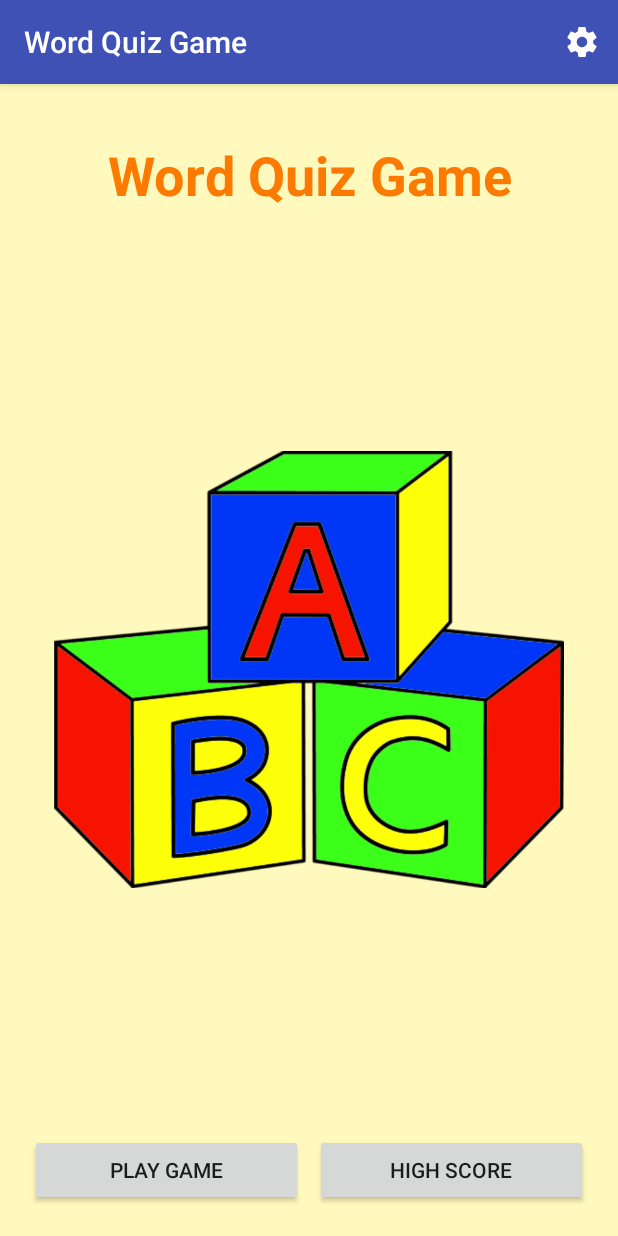
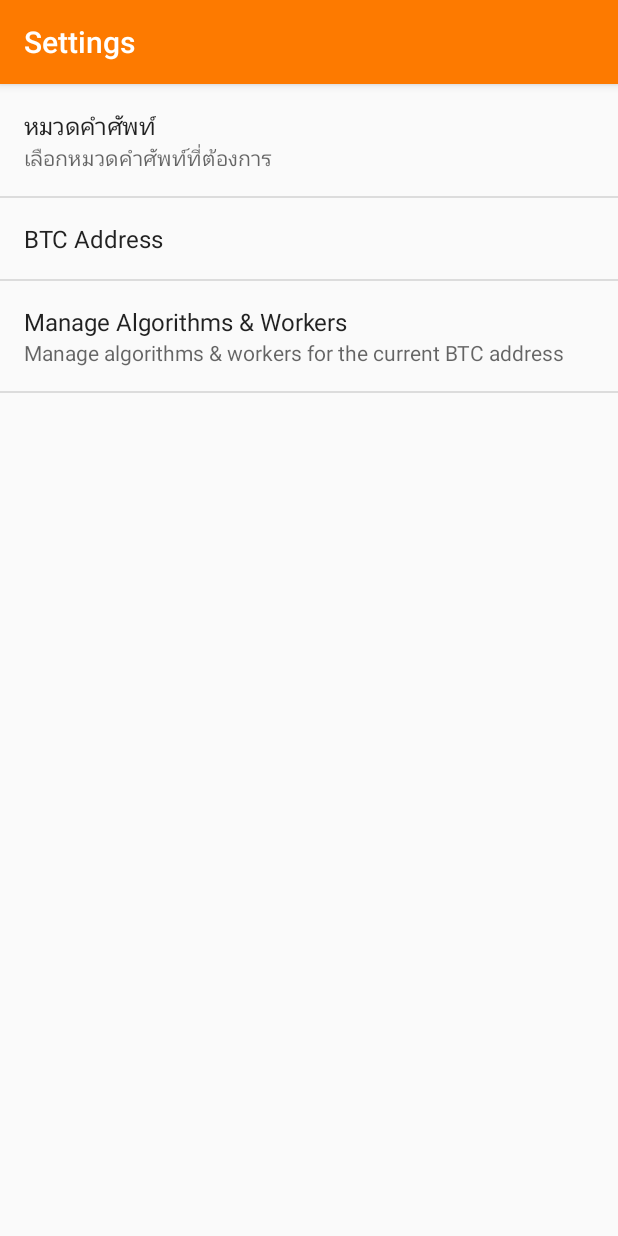
Before and after one commit to 3bugs/WordQuizGame-MVC, an Android app: the screen it shows after launch (MainActivity before the commit, SettingsActivity after it), after a tap on "Settings", on a phone screen of 412 x 824 dp. Run offline under Robolectric (Android 15) with nearby library versions, the phone set to English and light mode, and no system bars.

Commit message:
Add SettingsActivity

```diff
--- a/app/src/main/java/com/example/wordquizgame_mvc/MainActivity.java
+++ b/app/src/main/java/com/example/wordquizgame_mvc/MainActivity.java
@@ -10,6 +10,7 @@ import android.util.Log;
 import android.view.LayoutInflater;
 import android.view.Menu;
 import android.view.MenuInflater;
+import android.view.MenuItem;
 import android.view.View;
 import android.view.ViewGroup;
 import android.widget.ArrayAdapter;
@@ -187,4 +188,17 @@ public class MainActivity extends AppCompatActivity {
         inflater.inflate(R.menu.activity_main, menu);
         return true;
     }
+
+    @Override
+    public boolean onOptionsItemSelected(MenuItem item) {
+        int id = item.getItemId();
+
+        if (id == R.id.action_settings) {
+            Intent intent = new Intent(this, SettingsActivity.class);
+            startActivity(intent);
+            return true;
+        }
+
+        return super.onOptionsItemSelected(item);
+    }
 }
--- /dev/null
+++ b/app/src/main/java/com/example/wordquizgame_mvc/SettingsActivity.java
@@ -0,0 +1,25 @@
+package com.example.wordquizgame_mvc;
+
+import android.os.Bundle;
+import android.preference.PreferenceFragment;
+import android.support.v7.app.AppCompatActivity;
+
+public class SettingsActivity extends AppCompatActivity {
+
+    @Override
+    protected void onCreate(Bundle savedInstanceState) {
+        super.onCreate(savedInstanceState);
+        getFragmentManager().beginTransaction().replace(
+                android.R.id.content,
+                new SettingsFragment()
+        ).commit();
+    }
+
+    public static class SettingsFragment extends PreferenceFragment {
+        @Override
+        public void onCreate(Bundle savedInstanceState) {
+            super.onCreate(savedInstanceState);
+            addPreferencesFromResource(R.xml.settings);
+        }
+    }
+}
--- /dev/null
+++ b/app/src/main/res/values/arrays.xml
@@ -0,0 +1,24 @@
+<?xml version="1.0" encoding="utf-8"?>
+<resources>
+    <string-array name="difficulty_labels">
+        <item name="easy">@string/easy_label</item>
+        <item name="medium">@string/medium_label</item>
+        <item name="hard">@string/hard_label</item>
+    </string-array>
+
+    <string-array name="category_titles">
+        <item>Animals</item>
+        <item>Body</item>
+        <item>Colors</item>
+        <item>Numbers</item>
+        <item>Objects</item>
+    </string-array>
+
+    <string-array name="category_values">
+        <item>animals</item>
+        <item>body</item>
+        <item>colors</item>
+        <item>numbers</item>
+        <item>objects</item>
+    </string-array>
+</resources>
--- a/app/src/main/res/values/colors.xml
+++ b/app/src/main/res/values/colors.xml
@@ -1,8 +1,8 @@
 <?xml version="1.0" encoding="utf-8"?>
 <resources>
-    <color name="colorPrimary">#3F51B5</color>
-    <color name="colorPrimaryDark">#303F9F</color>
-    <color name="colorAccent">#FF4081</color>
+    <color name="colorPrimary">#fd7a00</color>
+    <color name="colorPrimaryDark">#ba6700</color>
+    <color name="colorAccent">#0080ff</color>
 
     <!--สีข้อความ title-->
     <color name="title_color">#fd7a00</color>
--- a/app/src/main/res/values/styles.xml
+++ b/app/src/main/res/values/styles.xml
@@ -6,6 +6,7 @@
         <item name="colorPrimary">@color/colorPrimary</item>
         <item name="colorPrimaryDark">@color/colorPrimaryDark</item>
         <item name="colorAccent">@color/colorAccent</item>
+        <item name="buttonStyle">@style/MyButtonStyle</item>
     </style>
 
     <style name="FullScreen" parent="@style/Theme.AppCompat.Light.NoActionBar">
--- /dev/null
+++ b/app/src/main/res/xml/settings.xml
@@ -0,0 +1,31 @@
+<?xml version="1.0" encoding="utf-8"?>
+<PreferenceScreen xmlns:android="http://schemas.android.com/apk/res/android">
+
+    <MultiSelectListPreference
+        android:defaultValue="@array/category_values"
+        android:entries="@array/category_titles"
+        android:entryValues="@array/category_values"
+        android:key="categories"
+        android:summary="เลือกหมวดคำศัพท์ที่ต้องการ"
+        android:title="หมวดคำศัพท์"/>
+
+    <!--
+        <com.promlert.bitcoinalert.view.ValidatingEditTextPreference
+            android:defaultValue="@string/default_btc_address"
+            android:key="btc_address"
+            android:summary="Please provide your BTC Address"
+            android:title="BTC Address"/>
+    -->
+
+    <Preference
+        android:key="btc_address"
+        android:title="BTC Address"/>
+
+    <Preference
+        android:key="manage_algorithms_and_workers"
+        android:summary="Manage algorithms &amp; workers for the current BTC address"
+        android:title="Manage Algorithms &amp; Workers">
+        <intent android:action="launch.settings.activity"/>
+    </Preference>
+
+</PreferenceScreen>
```
Also changed, not shown: app/src/main/AndroidManifest.xml (+4 -3 lines), app/src/main/res/layout/difficulty_row.xml (+6 -2 lines), app/src/main/res/layout/high_score_row.xml (+5 -3 lines), app/src/main/res/values/strings.xml (+8 -6 lines), 1 other file.
